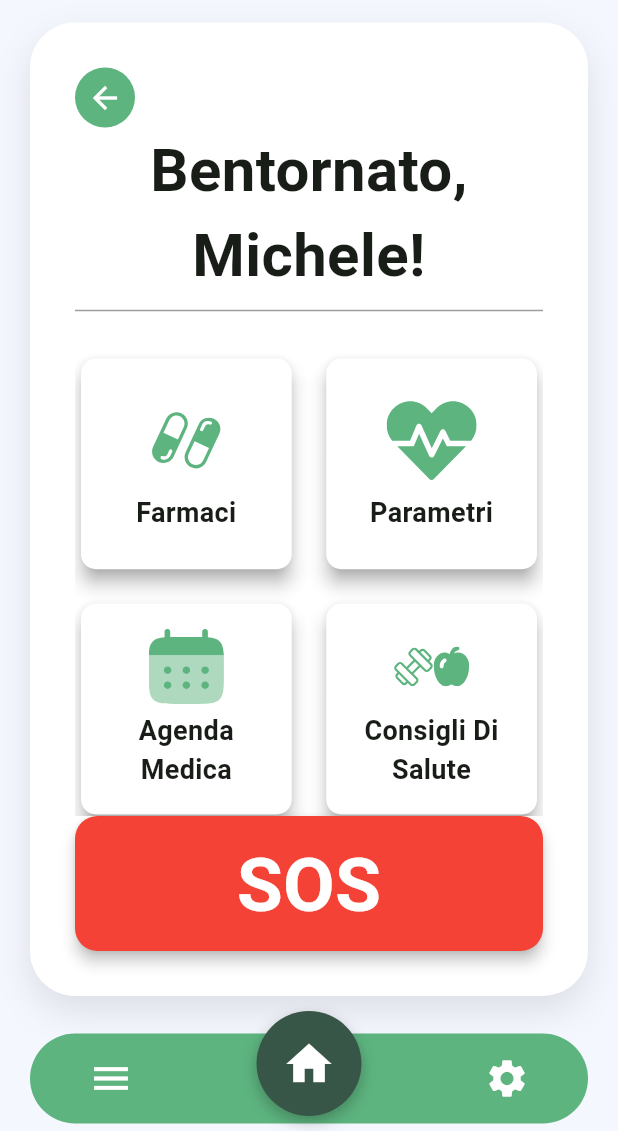
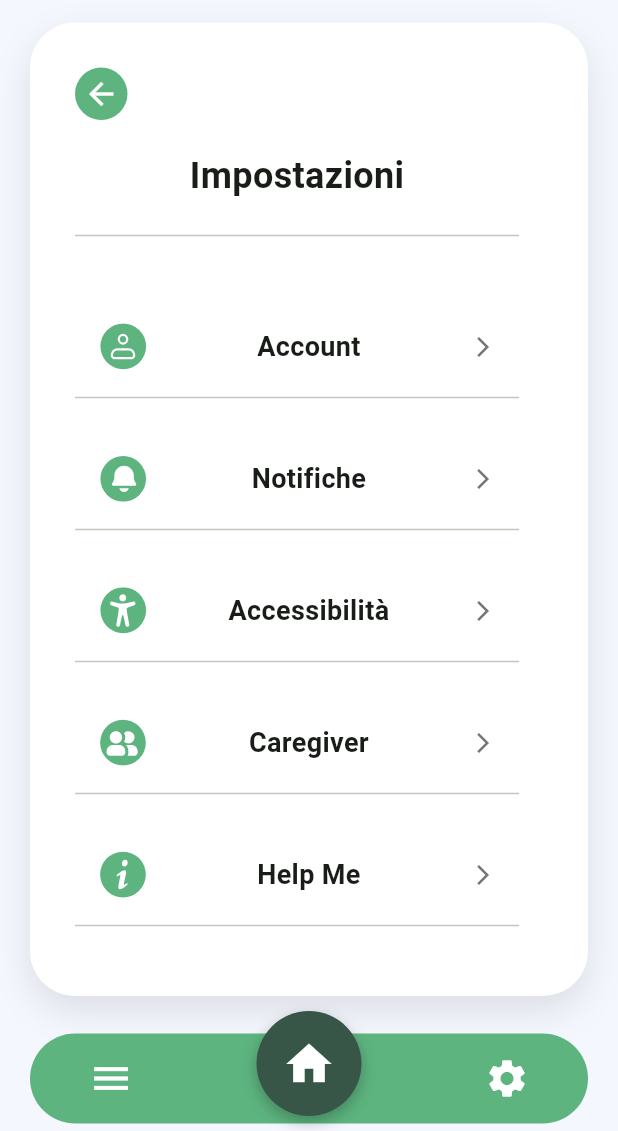
Before and after one commit to Lucacpt/WellYess, a Flutter app: the BaseLayout screen opened directly, after a tap on the "settings" icon, on a phone screen of 412 x 824 dp, the part 105-1236 px from its top. Run offline on Flutter 3.47's test engine with Material 3 defaults, Android fonts, the phone set to English and light mode, and no system bars; our stand-ins replace flutter_svg.

Commit message:
Creazione pagina Settings

```diff
--- /dev/null
+++ b/wellyess/lib/screens/settings.dart
@@ -0,0 +1,192 @@
+import 'package:flutter/material.dart';
+import '../widgets/base_layout.dart';
+import 'package:wellyess/screens/profilo_anziano.dart';
+import 'package:flutter_svg/flutter_svg.dart'; // Importa flutter_svg
+
+class SettingsPage extends StatelessWidget {
+  const SettingsPage({super.key});
+
+  @override
+  Widget build(BuildContext context) {
+    return BaseLayout(
+      currentIndex: 2, // Indice per la pagina delle impostazioni nella navbar
+      onBackPressed: () => Navigator.of(context).pop(),
+      child: Align(
+        alignment: Alignment.topCenter,
+        child: SingleChildScrollView(
+          child: Padding(
+            padding: const EdgeInsets.only(top: 0.0, left: 0.0, right: 16.0, bottom: 16.0),
+            child: Column(
+              mainAxisSize: MainAxisSize.min,
+              children: [
+                const Text(
+                  'Impostazioni',
+                  style: TextStyle(
+                    fontSize: 24,
+                    fontWeight: FontWeight.bold,
+                  ),
+                ),
+                const SizedBox(height: 15),
+                const Divider(),
+                const SizedBox(height: 10),
+
+                const SizedBox(height: 30),
+
+                _SettingsRow(
+                  iconWidget: SvgPicture.asset(
+                    'assets/icons/Account_Icon.svg',
+                    width: 32,
+                    height: 32,
+                    // colorFilter: ColorFilter.mode(
+                    //     Theme.of(context).brightness == Brightness.dark ? Colors.white70 : Colors.black87,
+                    //     BlendMode.srcIn),
+                  ),
+                  label: 'Account',
+                  onTap: () {
+                    Navigator.push(
+                      context,
+                      MaterialPageRoute(builder: (context) => const ProfiloAnziano()),
+                    );
+                  },
+                ),
+                const Divider(),
+                const SizedBox(height: 20),
+
+                _SettingsRow(
+                  iconWidget: SvgPicture.asset(
+                    'assets/icons/Alert Icon.svg', // Sostituito con SVG
+                    width: 32,
+                    height: 32,
+                    // colorFilter: ColorFilter.mode(
+                    //     Theme.of(context).brightness == Brightness.dark ? Colors.white70 : Colors.black87,
+                    //     BlendMode.srcIn),
+                  ),
+                  label: 'Notifiche',
+                  onTap: () {
+                    // TODO: navigazione alla pagina Notifiche
+                  },
+                ),
+                const Divider(),
+                const SizedBox(height: 20),
+
+                _SettingsRow(
+                  iconWidget: SvgPicture.asset(
+                    'assets/icons/Accessibiliy Icon.svg', // Sostituito con SVG
+                    width: 32,
+                    height: 32,
+                    // colorFilter: ColorFilter.mode(
+                    //     Theme.of(context).brightness == Brightness.dark ? Colors.white70 : Colors.black87,
+                    //     BlendMode.srcIn),
+                  ),
+                  label: 'Accessibilità',
+                  onTap: () {
+                    // TODO: navigazione alla pagina Accessibilità
+                  },
+                ),
+                const Divider(),
+                const SizedBox(height: 20),
+
+                _SettingsRow(
+                  iconWidget: SvgPicture.asset(
+                    'assets/icons/Caregiver Icon.svg', // Sostituito con SVG
+                    width: 32,
+                    height: 32,
+                    // colorFilter: ColorFilter.mode(
+                    //     Theme.of(context).brightness == Brightness.dark ? Colors.white70 : Colors.black87,
+                    //     BlendMode.srcIn),
+                  ),
+                  label: 'Caregiver',
+                  onTap: () {
+                    // TODO: navigazione alla pagina Caregiver
+                  },
+                ),
+                const Divider(),
+                const SizedBox(height: 20),
+
+                _SettingsRow(
+                  iconWidget: SvgPicture.asset(
+                    'assets/icons/Help me Icon.svg', // Sostituito con SVG
+                    width: 32,
+                    height: 32,
+                    // colorFilter: ColorFilter.mode(
+                    //     Theme.of(context).brightness == Brightness.dark ? Colors.white70 : Colors.black87,
+                    //     BlendMode.srcIn),
+                  ),
+                  label: 'Help Me',
+                  onTap: () {
+                    // TODO: navigazione alla pagina Help Me
+                  },
+                ),
+                const Divider(),
+              ],
+            ),
+          ),
+        ),
+      ),
+    );
+  }
+}
+
+// Widget helper per una riga di impostazione
+class _SettingsRow extends StatelessWidget {
+  final IconData? iconData;
+  final Widget? iconWidget;
+  final String label;
+  final VoidCallback onTap;
+
+  const _SettingsRow({
+    this.iconData,
+    this.iconWidget,
+    required this.label,
+    required this.onTap,
+    super.key,
+  }) : assert(iconData != null || iconWidget != null, 'È necessario fornire iconData o iconWidget');
+
+  @override
+  Widget build(BuildContext context) {
+    Widget currentIcon;
+    if (iconWidget != null) {
+      currentIcon = iconWidget!;
+    } else {
+      // Questo blocco else ora non dovrebbe essere raggiunto se tutte le icone sono SVG
+      currentIcon = Icon(
+        iconData!,
+        size: 32,
+        color: Theme.of(context).brightness == Brightness.dark ? Colors.white70 : Colors.black87,
+      );
+    }
+
+    return Material(
+      color: Colors.transparent,
+      child: InkWell(
+        onTap: onTap,
+        borderRadius: BorderRadius.circular(12),
+        child: Padding(
+          padding: const EdgeInsets.symmetric(vertical: 10.0, horizontal: 0.0),
+          child: Row(
+            children: [
+              Padding(
+                padding: const EdgeInsets.only(left: 16.0),
+                child: currentIcon,
+              ),
+              Expanded(
+                child: Text(
+                  label,
+                  textAlign: TextAlign.center,
+                  style: const TextStyle(
+                    fontSize: 18,
+                    fontWeight: FontWeight.bold,
+                  ),
+                ),
+              ),
+              Padding(
+                padding: const EdgeInsets.only(right: 16.0),
+                child: Icon(Icons.arrow_forward_ios, size: 16, color: Colors.grey.shade600),
+              ),
+            ],
+          ),
+        ),
+      ),
+    );
+  }
+}
--- a/wellyess/lib/widgets/bottom_navbar.dart
+++ b/wellyess/lib/widgets/bottom_navbar.dart
@@ -1,4 +1,5 @@
 import 'package:flutter/material.dart';
+import 'package:wellyess/screens/settings.dart';
 
 class CustomBottomNavBar extends StatelessWidget {
   final ValueChanged<int>? onTap;
@@ -44,7 +45,14 @@ class CustomBottomNavBar extends StatelessWidget {
                       Icons.settings,
                       color:Colors.white,
                     ),
-                    onPressed: () => onTap?.call(2),
+                    onPressed: () {
+                      Navigator.push(
+                        context,
+                        MaterialPageRoute(
+                          builder: (context) => const SettingsPage(),
+                        ),
+                      );
+                    },
                   ),
                 ],
               ),
--- a/wellyess/pubspec.yaml
+++ b/wellyess/pubspec.yaml
@@ -29,9 +29,11 @@ dev_dependencies:
 flutter:
   uses-material-design: true
   assets:
+  - assets/icons/
   - assets/icons/calendar.svg
   - assets/icons/heartbeat.svg
   - assets/icons/pills.svg
   - assets/icons/sport_food.svg
+  - assets/icons/Account_Icon.svg
   - assets/images/elder_profile_pic.png
   - assets/logo/wellyess.png
```
Also changed, not shown: wellyess/assets/icons/Accessibiliy Icon.svg (added), wellyess/assets/icons/Account_Icon.svg (added), wellyess/assets/icons/Alert Icon.svg (added), wellyess/assets/icons/Caregiver Icon.svg (added), wellyess/assets/icons/Help me Icon.svg (added).
